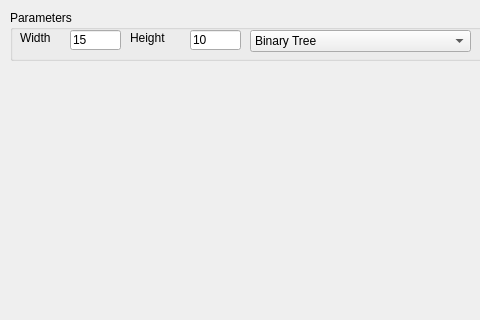
The window that src/start/mazes.ui (meix555/PyMazes) describes before a commit, drawn with Qt 5; both pictures show x 0 to 480 and y 0 to 320 of the 585 by 522 pixel window.
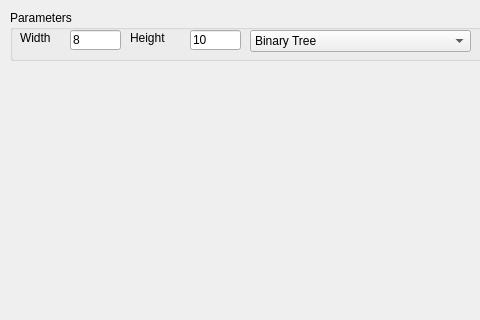
The same window after the commit.

```diff
--- a/src/start/mazes.ui
+++ b/src/start/mazes.ui
@@ -61,7 +61,7 @@
      </rect>
     </property>
     <property name="text">
-     <string>15</string>
+     <string>8</string>
     </property>
    </widget>
    <widget class="QLineEdit" name="heightEdit">
```
